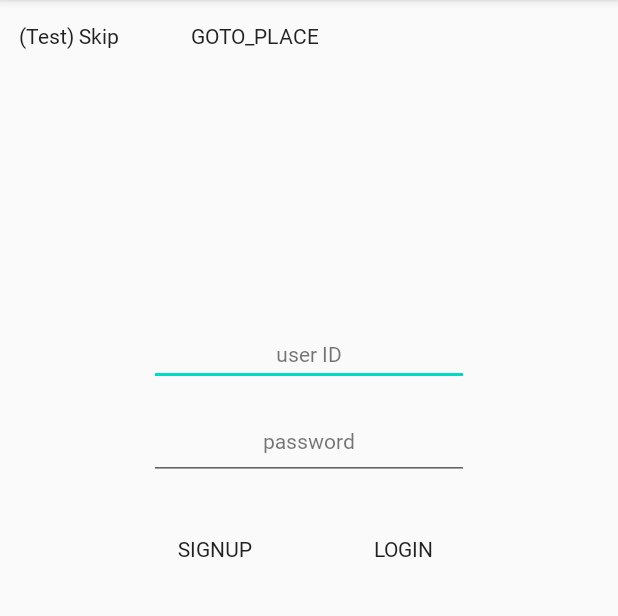
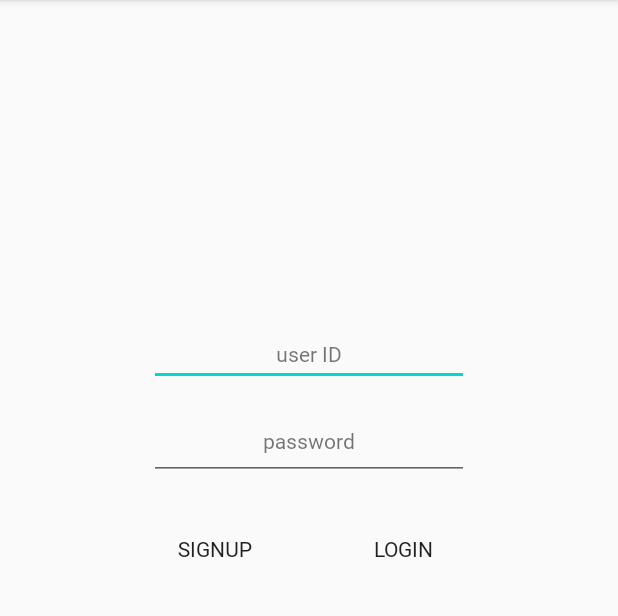
Before and after one commit to kbr2788/vegabond, an Android app: the screen it shows after launch (LoginActivity), on a phone screen of 412 x 824 dp, the part 84-700 px from its top. Run offline under Robolectric (Android 15) with nearby library versions, the phone set to English and light mode, and no system bars; our stand-ins replace Volley.

Commit message:
login change

```diff
--- a/android/app/src/main/java/com/example/project/login/LoginActivity.java
+++ b/android/app/src/main/java/com/example/project/login/LoginActivity.java
@@ -54,8 +54,8 @@ public class LoginActivity extends AppCompatActivity {
         et_pwd = findViewById(R.id.et_pwd);
         btn_login = findViewById(R.id.btn_login);
         btn_signup = findViewById(R.id.btn_signup);
-        btn_skip = findViewById(R.id.btn_skip);
-        btn_goto_place =findViewById(R.id.btn_goto_p);
+//        btn_skip = findViewById(R.id.btn_skip);
+//        btn_goto_place =findViewById(R.id.btn_goto_p);
 
         //SignUp 버튼 -> 해당 화면으로 이동
         btn_signup.setOnClickListener(new View.OnClickListener(){
--- a/android/app/src/main/res/layout/activity_login.xml
+++ b/android/app/src/main/res/layout/activity_login.xml
@@ -22,25 +22,6 @@
         android:text="SignUp"
         app:layout_constraintStart_toStartOf="@+id/et_pwd"
         app:layout_constraintTop_toBottomOf="@+id/et_pwd" />
-
-    <Button
-        android:id="@+id/btn_skip"
-        android:layout_width="wrap_content"
-        android:layout_height="wrap_content"
-        android:text="(Test) Skip"
-        android:textAllCaps="false"
-        app:layout_constraintStart_toStartOf="parent"
-        app:layout_constraintTop_toTopOf="parent" />
-
-    <Button
-        android:id="@+id/btn_goto_p"
-        android:layout_width="wrap_content"
-        android:layout_height="wrap_content"
-        android:layout_marginStart="24dp"
-        android:text="GOTO_PLACE"
-        android:textAllCaps="false"
-        app:layout_constraintStart_toEndOf="@+id/btn_skip"
-        app:layout_constraintTop_toTopOf="parent" />
 
     <EditText
         android:id="@+id/et_id"
```
